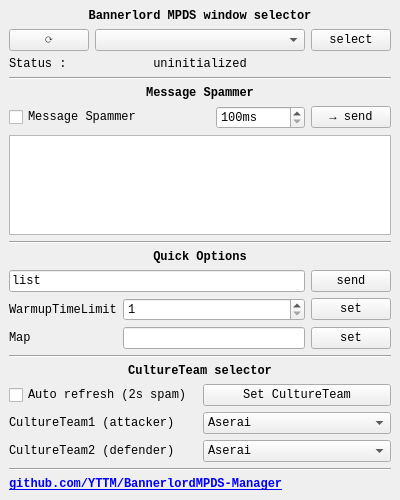
Above: gui.ui from YTTM/BannerlordMPDS-Manager before the change. Below: the same form after it.
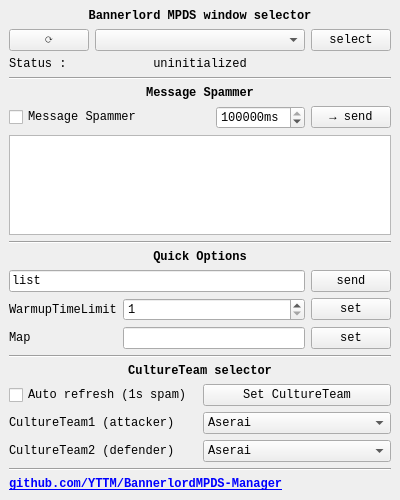
That is the form after the change.

Diff of the .ui file:
```diff
--- a/gui.ui
+++ b/gui.ui
@@ -128,6 +128,9 @@
         <property name="singleStep">
          <number>100</number>
         </property>
+        <property name="value">
+         <number>300000</number>
+        </property>
        </widget>
       </item>
       <item row="0" column="0" colspan="3">
@@ -258,7 +261,7 @@
       <item row="1" column="0">
        <widget class="QCheckBox" name="checkBox_culture_team_auto">
         <property name="text">
-         <string>Auto refresh (2s spam)</string>
+         <string>Auto refresh (1s spam)</string>
         </property>
        </widget>
       </item>
```
